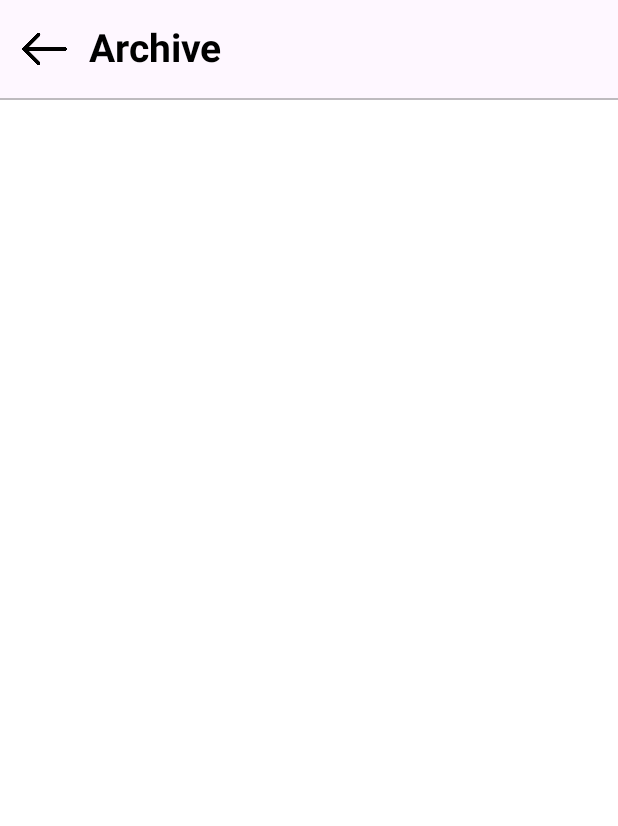
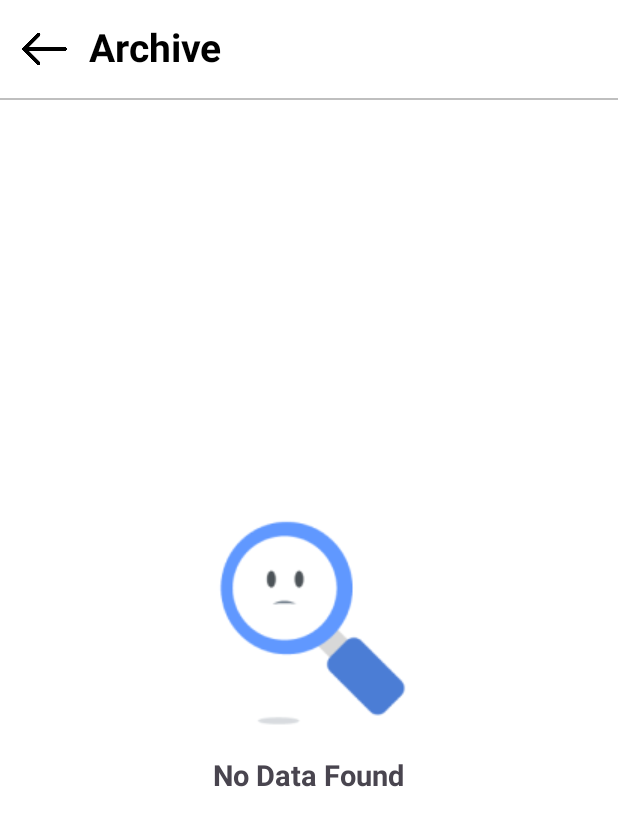
Before and after one commit to Riteshkatre/message_application_v2, an Android app: the Archive screen opened directly, with no data from a screen before it, on a phone screen of 412 x 824 dp. Shown: the top 826 px of the screen. Run offline under Robolectric (Android 15) with nearby library versions, the phone set to English and light mode, and no system bars; our stand-ins replace sdp/ssp sizes.

Commit message:
Some Task Done.

```diff
--- a/app/src/main/java/com/example/massageapplication/drawerActivity/Archive.java
+++ b/app/src/main/java/com/example/massageapplication/drawerActivity/Archive.java
@@ -6,6 +6,7 @@ import android.os.Bundle;
 import android.util.Log;
 import android.view.View;
 import android.widget.ImageView;
+import android.widget.LinearLayout;
 import android.widget.Toast;
 
 import androidx.activity.EdgeToEdge;
@@ -19,7 +20,6 @@ import androidx.core.view.WindowInsetsCompat;
 import androidx.recyclerview.widget.LinearLayoutManager;
 import androidx.recyclerview.widget.RecyclerView;
 
-import com.example.massageapplication.MmsReciever;
 import com.example.massageapplication.R;
 import com.example.massageapplication.massage.MessageActivity;
 import com.example.massageapplication.massage.SmsModel;
@@ -34,6 +34,7 @@ public class Archive extends AppCompatActivity {
     private ArchiveAdapter pinnedMessagesAdapter;
     private ActivityResultLauncher<Intent> sendSmsLauncher;
     private ImageView ivArchiveBack, ivUnArchive;
+    private LinearLayout llNoData;
     private ArrayList<SmsModel> pinnedMessages;
 
     @Override
@@ -52,6 +53,7 @@ public class Archive extends AppCompatActivity {
         ivArchiveBack = findViewById(R.id.imgBack);
         ivUnArchive = findViewById(R.id.ivUnArchieve);
         recyclerView = findViewById(R.id.rcvArcheiv);
+        llNoData = findViewById(R.id.llNoData); // Initialize "No Data Found" layout
 
         // Apply window insets for a smooth UI experience
         ViewCompat.setOnApplyWindowInsetsListener(findViewById(R.id.main), (v, insets) -> {
@@ -66,6 +68,8 @@ public class Archive extends AppCompatActivity {
         pinnedMessages = getArchivedMessages();
         pinnedMessagesAdapter = new ArchiveAdapter(pinnedMessages);
         recyclerView.setAdapter(pinnedMessagesAdapter);
+
+        checkEmptyState(); // Check if list is empty
     }
 
     private void setupListeners() {
@@ -92,6 +96,7 @@ public class Archive extends AppCompatActivity {
         sendSmsLauncher = registerForActivityResult(new ActivityResultContracts.StartActivityForResult(), result -> {
             if (result.getResultCode() == RESULT_OK) {
                 getArchivedMessages(); // Refresh data
+                checkEmptyState(); // Check if empty
             }
         });
     }
@@ -109,17 +114,21 @@ public class Archive extends AppCompatActivity {
         Log.e("selectedMessagesList", json != null ? json : "No archived messages");
 
         if (json != null) {
-            return new Gson().fromJson(json, new TypeToken<List<SmsModel>>() {
-            }.getType());
+            return new Gson().fromJson(json, new TypeToken<List<SmsModel>>() {}.getType());
         }
         return new ArrayList<>();
     }
 
     private void showConfirmationDialog(SmsModel smsModel) {
-        new AlertDialog.Builder(this).setMessage("Are you sure you want to unarchive this user?").setPositiveButton("Yes", (dialog, which) -> {
-            unarchiveUser(smsModel);
-            ivUnArchive.setVisibility(View.GONE);
-        }).setNegativeButton("No", null).create().show();
+        new AlertDialog.Builder(this)
+                .setMessage("Are you sure you want to unarchive this user?")
+                .setPositiveButton("Yes", (dialog, which) -> {
+                    unarchiveUser(smsModel);
+                    ivUnArchive.setVisibility(View.GONE);
+                })
+                .setNegativeButton("No", null)
+                .create()
+                .show();
     }
 
     private void unarchiveUser(SmsModel smsModel) {
@@ -138,8 +147,7 @@ public class Archive extends AppCompatActivity {
         ArrayList<SmsModel> mainMessages = new ArrayList<>();
 
         if (mainJson != null) {
-            mainMessages = new Gson().fromJson(mainJson, new TypeToken<List<SmsModel>>() {
-            }.getType());
+            mainMessages = new Gson().fromJson(mainJson, new TypeToken<List<SmsModel>>() {}.getType());
         }
         mainMessages.add(smsModel);
 
@@ -149,11 +157,23 @@ public class Archive extends AppCompatActivity {
         mainEditor.apply();
 
         pinnedMessagesAdapter.updateList(pinnedMessages);
+        checkEmptyState(); // Check if empty after unarchiving
+
         Intent resultIntent = new Intent();
         resultIntent.putExtra("refresh", true);
-        setResult(RESULT_OK,resultIntent);
+        setResult(RESULT_OK, resultIntent);
+
         Toast.makeText(Archive.this, smsModel.getSender() + " has been unarchived.", Toast.LENGTH_SHORT).show();
         finish();
     }
 
+    private void checkEmptyState() {
+        if (pinnedMessages.isEmpty()) {
+            llNoData.setVisibility(View.VISIBLE);
+            recyclerView.setVisibility(View.GONE);
+        } else {
+            llNoData.setVisibility(View.GONE);
+            recyclerView.setVisibility(View.VISIBLE);
+        }
+    }
 }
--- a/app/src/main/java/com/example/massageapplication/massage/MainActivity.java
+++ b/app/src/main/java/com/example/massageapplication/massage/MainActivity.java
@@ -117,6 +117,7 @@ public class MainActivity extends AppCompatActivity {
             public void longClickListener(int position, SmsModel smsModel) {
                 b.mainArchiveLayout.setVisibility(View.VISIBLE);
                 b.llOne.setVisibility(View.GONE);
+
                 b.layArchive.icPin.setOnClickListener(view -> {
                     List<SmsModel> selectedMessagesList = smsAdapter.getSelectedItems();
                     if (selectedMessagesList.isEmpty()) {
@@ -215,6 +216,7 @@ public class MainActivity extends AppCompatActivity {
                 }
             }
         });
+
         b.imgMainClose.setOnClickListener(new View.OnClickListener() {
             @Override
             public void onClick(View v) {
@@ -227,6 +229,7 @@ public class MainActivity extends AppCompatActivity {
                 }
             }
         });
+
         b.searchText.addTextChangedListener(new TextWatcher() {
             @Override
             public void beforeTextChanged(CharSequence s, int start, int count, int after) {
--- a/app/src/main/java/com/example/massageapplication/massage/MessageActivity.java
+++ b/app/src/main/java/com/example/massageapplication/massage/MessageActivity.java
@@ -27,6 +27,7 @@ import androidx.appcompat.app.AppCompatActivity;
 import androidx.recyclerview.widget.LinearLayoutManager;
 
 import com.example.massageapplication.R;
+import com.example.massageapplication.ScheduleDialog;
 import com.example.massageapplication.contact.ContactDetailsActivity;
 import com.example.massageapplication.databinding.ActivityMessageBinding;
 
@@ -59,8 +60,10 @@ public class MessageActivity extends AppCompatActivity {
         setContentView(b.getRoot());
 
         b.imgCalender.setOnClickListener(v -> {
-            // Implement calendar click action
+            ScheduleDialog scheduleDialog = new ScheduleDialog();
+            scheduleDialog.show(getSupportFragmentManager(), "ScheduleDialog");
         });
+
 
         // Get sender info from Intent
         senderAddress = getIntent().getStringExtra("address");
--- a/app/src/main/res/layout/activity_archive.xml
+++ b/app/src/main/res/layout/activity_archive.xml
@@ -5,6 +5,7 @@
     android:id="@+id/main"
     android:layout_width="match_parent"
     android:layout_height="match_parent"
+    android:background="@color/white"
     tools:context=".drawerActivity.Archive">
 
     <RelativeLayout
@@ -32,12 +33,12 @@
                 android:layout_width="wrap_content"
                 android:layout_height="wrap_content"
                 android:layout_marginStart="@dimen/_10sdp"
+                android:layout_toEndOf="@+id/imgBack"
                 android:text="Archive"
                 android:textColor="@color/black"
                 android:textSize="@dimen/_20ssp"
                 android:textStyle="bold"
                 android:visibility="visible"
-                android:layout_toEndOf="@+id/imgBack"
                 tools:ignore="HardcodedText" />
 
             <ImageView
@@ -46,9 +47,9 @@
                 android:layout_height="@dimen/_25sdp"
                 android:layout_alignParentEnd="true"
                 android:layout_centerVertical="true"
-                android:visibility="gone"
                 android:layout_marginEnd="@dimen/_15sdp"
-                android:src="@drawable/ic_archieve"/>
+                android:src="@drawable/ic_archieve"
+                android:visibility="gone" />
         </RelativeLayout>
 
 
@@ -58,6 +59,7 @@
             android:layout_height="1dp"
             android:layout_below="@+id/llOne"
             android:background="@color/translucent" />
+
         <androidx.recyclerview.widget.RecyclerView
             android:id="@+id/rcvArcheiv"
             android:layout_width="match_parent"
@@ -66,15 +68,15 @@
             android:background="@color/white" />
 
         <LinearLayout
-            android:id="@+id/linNoData"
-            android:visibility="gone"
+            android:id="@+id/llNoData"
             android:layout_width="wrap_content"
             android:layout_height="wrap_content"
+            android:layout_centerInParent="true"
             android:layout_gravity="center"
-            android:layout_centerInParent="true"
             android:background="@color/white"
             android:gravity="center"
-            android:orientation="vertical">
+            android:orientation="vertical"
+            android:visibility="gone">
 
             <ImageView
                 android:layout_width="wrap_content"
@@ -87,7 +89,7 @@
                 android:layout_marginTop="@dimen/_7sdp"
                 android:text="No Data Found"
                 android:textSize="@dimen/_15sdp"
-                android:textStyle="bold"/>
+                android:textStyle="bold" />
 
         </LinearLayout>
 
--- a/app/src/main/res/layout/activity_contact_detalis.xml
+++ b/app/src/main/res/layout/activity_contact_detalis.xml
@@ -158,6 +158,7 @@
         </LinearLayout>
 
         <LinearLayout
+            android:id="@+id/llArchiveContact"
             android:layout_width="match_parent"
             android:layout_height="wrap_content"
             android:layout_marginHorizontal="@dimen/_10sdp"
```
Also changed, not shown: app/src/main/java/com/example/massageapplication/ScheduleDialog.java (+102 -48 lines), app/src/main/res/layout/fragment_schedule_dialog.xml (+12 -6 lines).
